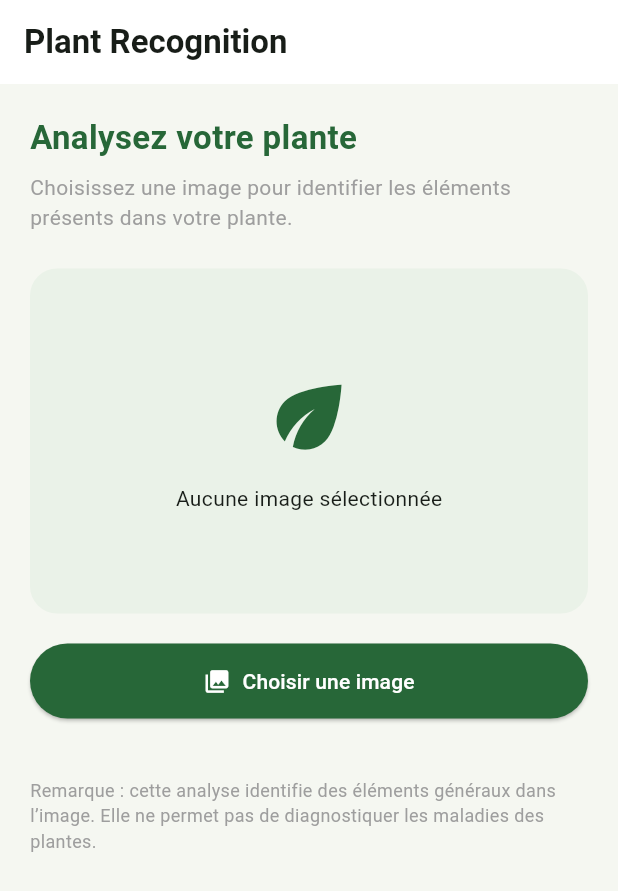
After one commit to mehersoula1032-droid/agrismart_next, a Flutter app: the PlantRecognitionScreen screen opened directly, after a tap on "Choisir une image", on a phone screen of 412 x 824 dp. The commit adds this screen. Shown: the top 891 px of the screen. Run offline on Flutter 3.47's test engine with Material 3 defaults, Android fonts, the phone set to English and light mode, and no system bars; our stand-ins replace firebase_auth, firebase_core, image_picker; missing offline and left inert: google_mlkit_image_labeling; accounts and stored records are empty; network calls fail.

Commit message:
Add Plant Recognition feature

```diff
--- a/lib/screens/main_screen.dart
+++ b/lib/screens/main_screen.dart
@@ -1,3 +1,4 @@
+
 import 'package:flutter/material.dart';
 import 'package:provider/provider.dart';
 
@@ -7,6 +8,7 @@ import 'zones_screen.dart';
 import 'statistics_screen.dart';
 import 'profile_screen.dart';
 import 'login_screen.dart';
+import 'plant_recognition_screen.dart';
 import '../widgets/app_bottom_navigation.dart';
 
 class MainScreen extends StatefulWidget {
@@ -23,6 +25,7 @@ class _MainScreenState extends State<MainScreen> {
     HomeScreen(),
     ZonesScreen(),
     StatisticsScreen(),
+    PlantRecognitionScreen(),
     ProfileScreen(),
   ];
 
--- /dev/null
+++ b/lib/screens/plant_recognition_screen.dart
@@ -0,0 +1,206 @@
+
+import 'dart:io';
+
+import 'package:flutter/material.dart';
+import 'package:image_picker/image_picker.dart';
+import 'package:google_mlkit_image_labeling/google_mlkit_image_labeling.dart';
+
+class PlantRecognitionScreen extends StatefulWidget {
+  const PlantRecognitionScreen({super.key});
+
+  @override
+  State<PlantRecognitionScreen> createState() =>
+      _PlantRecognitionScreenState();
+}
+
+class _PlantRecognitionScreenState
+    extends State<PlantRecognitionScreen> {
+  final ImagePicker _picker = ImagePicker();
+
+  File? selectedImage;
+  List<ImageLabel> labels = [];
+  bool isLoading = false;
+  String? errorMessage;
+
+  final ImageLabeler _imageLabeler = ImageLabeler(
+    options: ImageLabelerOptions(
+      confidenceThreshold: 0.5,
+    ),
+  );
+
+  Future<void> selectImage() async {
+    final XFile? image = await _picker.pickImage(
+      source: ImageSource.gallery,
+    );
+
+    if (image == null) return;
+
+    setState(() {
+      selectedImage = File(image.path);
+      labels = [];
+      errorMessage = null;
+      isLoading = true;
+    });
+
+    try {
+      final inputImage = InputImage.fromFilePath(image.path);
+      final results = await _imageLabeler.processImage(inputImage);
+
+      if (!mounted) return;
+
+      setState(() {
+        labels = results;
+        isLoading = false;
+
+        if (results.isEmpty) {
+          errorMessage = 'Aucun résultat trouvé.';
+        }
+      });
+    } catch (e) {
+      if (!mounted) return;
+
+      setState(() {
+        isLoading = false;
+        errorMessage = 'Erreur lors de l’analyse de l’image.';
+      });
+    }
+  }
+
+  @override
+  void dispose() {
+    _imageLabeler.close();
+    super.dispose();
+  }
+
+  @override
+  Widget build(BuildContext context) {
+    return Scaffold(
+      appBar: AppBar(
+        title: const Text(
+          'Plant Recognition',
+          style: TextStyle(fontWeight: FontWeight.bold),
+        ),
+        backgroundColor: Colors.white,
+      ),
+      body: SingleChildScrollView(
+        padding: const EdgeInsets.all(20),
+        child: Column(
+          crossAxisAlignment: CrossAxisAlignment.stretch,
+          children: [
+            const Text(
+              'Analysez votre plante',
+              style: TextStyle(
+                fontSize: 22,
+                fontWeight: FontWeight.bold,
+                color: Color(0xFF276738),
+              ),
+            ),
+            const SizedBox(height: 8),
+            const Text(
+              'Choisissez une image pour identifier les éléments '
+                  'présents dans votre plante.',
+              style: TextStyle(fontSize: 14, color: Colors.grey),
+            ),
+            const SizedBox(height: 24),
+
+            Container(
+              height: 230,
+              decoration: BoxDecoration(
+                color: const Color(0xFFEAF2E8),
+                borderRadius: BorderRadius.circular(18),
+              ),
+              child: selectedImage == null
+                  ? const Column(
+                mainAxisAlignment: MainAxisAlignment.center,
+                children: [
+                  Icon(
+                    Icons.eco,
+                    size: 65,
+                    color: Color(0xFF276738),
+                  ),
+                  SizedBox(height: 12),
+                  Text('Aucune image sélectionnée'),
+                ],
+              )
+                  : ClipRRect(
+                borderRadius: BorderRadius.circular(18),
+                child: Image.file(
+                  selectedImage!,
+                  fit: BoxFit.cover,
+                ),
+              ),
+            ),
+
+            const SizedBox(height: 20),
+
+            ElevatedButton.icon(
+              onPressed: isLoading ? null : selectImage,
+              icon: const Icon(Icons.photo_library),
+              label: const Text('Choisir une image'),
+              style: ElevatedButton.styleFrom(
+                backgroundColor: const Color(0xFF276738),
+                foregroundColor: Colors.white,
+                padding: const EdgeInsets.symmetric(vertical: 15),
+              ),
+            ),
+
+            const SizedBox(height: 24),
+
+            if (isLoading)
+              const Center(
+                child: CircularProgressIndicator(
+                  color: Color(0xFF276738),
+                ),
+              ),
+
+            if (errorMessage != null)
+              Text(
+                errorMessage!,
+                textAlign: TextAlign.center,
+                style: const TextStyle(color: Colors.red),
+              ),
+
+            if (labels.isNotEmpty) ...[
+              const Text(
+                'Résultats de l’analyse',
+                style: TextStyle(
+                  fontSize: 19,
+                  fontWeight: FontWeight.bold,
+                  color: Color(0xFF276738),
+                ),
+              ),
+              const SizedBox(height: 12),
+
+              ...labels.map(
+                    (label) => Card(
+                  child: ListTile(
+                    leading: const Icon(
+                      Icons.eco,
+                      color: Color(0xFF276738),
+                    ),
+                    title: Text(label.label),
+                    subtitle: Text(
+                      'Confiance : ${(label.confidence * 100).toStringAsFixed(1)}%',
+                    ),
+                  ),
+                ),
+              ),
+            ],
+
+            const SizedBox(height: 15),
+
+            const Text(
+              'Remarque : cette analyse identifie des éléments '
+                  'généraux dans l’image. Elle ne permet pas de '
+                  'diagnostiquer les maladies des plantes.',
+              style: TextStyle(
+                fontSize: 12,
+                color: Colors.grey,
+              ),
+            ),
+          ],
+        ),
+      ),
+    );
+  }
+}
--- a/lib/widgets/app_bottom_navigation.dart
+++ b/lib/widgets/app_bottom_navigation.dart
@@ -1,3 +1,4 @@
+
 import 'package:flutter/material.dart';
 import 'package:provider/provider.dart';
 
@@ -29,6 +30,7 @@ class AppBottomNavigation extends StatelessWidget {
           selectedIcon: Icon(Icons.home),
           label: 'Accueil',
         ),
+
         NavigationDestination(
           icon: Badge(
             isLabelVisible: irrigationCount > 0,
@@ -44,11 +46,19 @@ class AppBottomNavigation extends StatelessWidget {
           ),
           label: 'Zones',
         ),
+
         const NavigationDestination(
           icon: Icon(Icons.analytics_outlined),
           selectedIcon: Icon(Icons.analytics),
           label: 'Statistiques',
         ),
+
+        const NavigationDestination(
+          icon: Icon(Icons.center_focus_weak),
+          selectedIcon: Icon(Icons.center_focus_strong),
+          label: 'Plant Scan',
+        ),
+
         const NavigationDestination(
           icon: Icon(Icons.person_outline),
           selectedIcon: Icon(Icons.person),
--- a/pubspec.yaml
+++ b/pubspec.yaml
@@ -18,6 +18,8 @@ dependencies:
   mobile_scanner: ^5.1.1
   firebase_core: ^3.8.1
   firebase_auth: ^5.3.4
+  image_picker: ^1.2.4
+  google_mlkit_image_labeling: ^1.0.3
 
 dev_dependencies:
   flutter_test:
```
Also changed, not shown: pubspec.lock, 5 other files.
